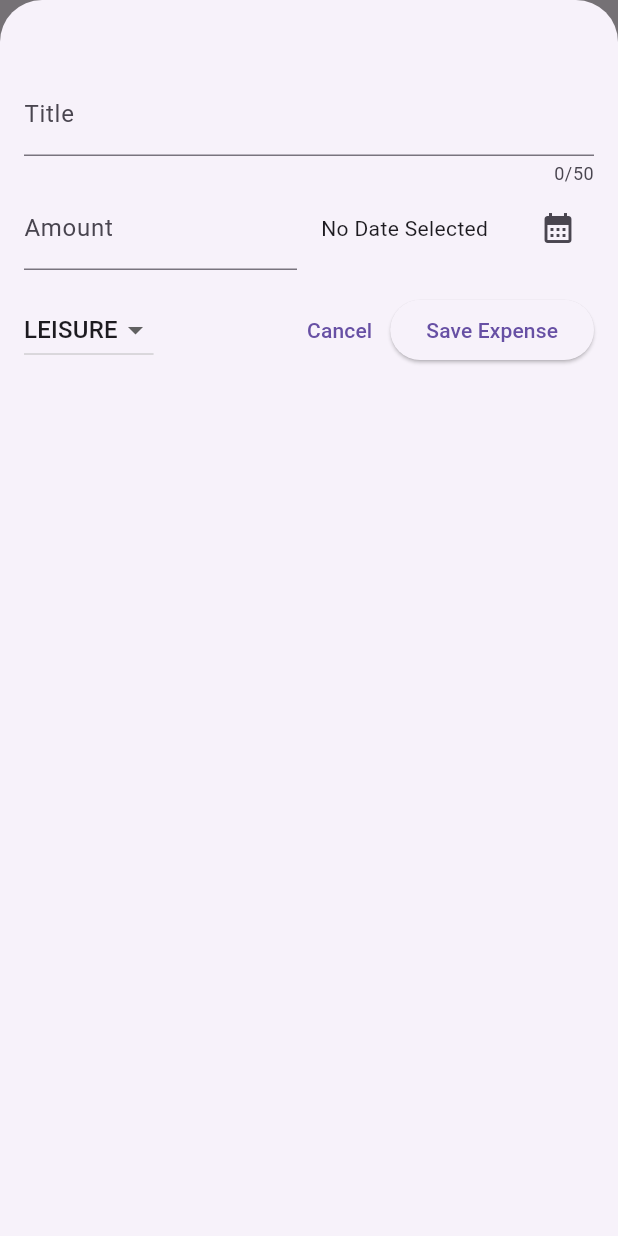
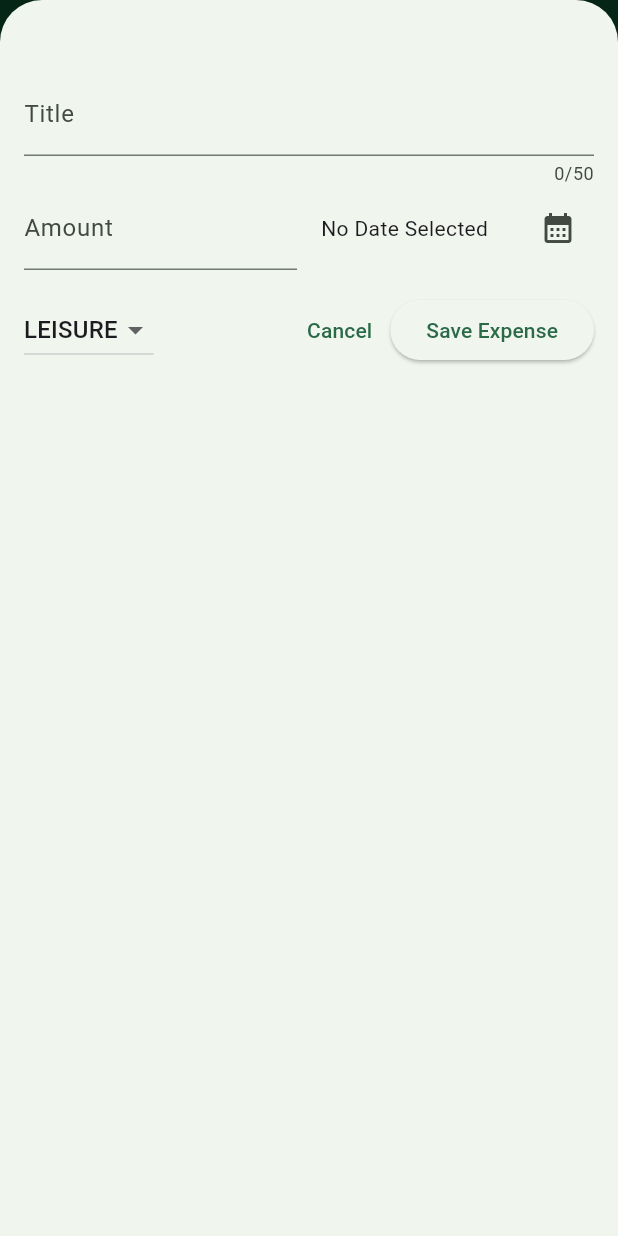
Before and after one commit to hazemkataie/expense_tracker_app_flutter, a Flutter app: the screen it shows after launch, after a tap on the "add" icon, on a phone screen of 412 x 824 dp. Run offline on Flutter 3.47's test engine with Material 3 defaults, Android fonts, the phone set to English and light mode, and no system bars.

Commit message:
Refactor main.dart: enhance app theme configuration and structure

```diff
--- a/lib/main.dart
+++ b/lib/main.dart
@@ -1,6 +1,21 @@
 import 'package:flutter/material.dart';
 import 'package:expense_tracker/widgets/expenses.dart';
 
+var kColorScheme = ColorScheme.fromSeed(
+  seedColor: Color.fromARGB(255, 0, 66, 37),
+);
+
 void main() {
-  runApp(const MaterialApp(home: Expenses()));
+  runApp(
+    MaterialApp(
+      theme: ThemeData().copyWith(
+        colorScheme: kColorScheme,
+        appBarTheme: const AppBarTheme().copyWith(
+          backgroundColor: kColorScheme.onPrimaryContainer,
+          foregroundColor: kColorScheme.primaryContainer,
+        ),
+      ),
+      home: const Expenses(),
+    ),
+  );
 }
```
